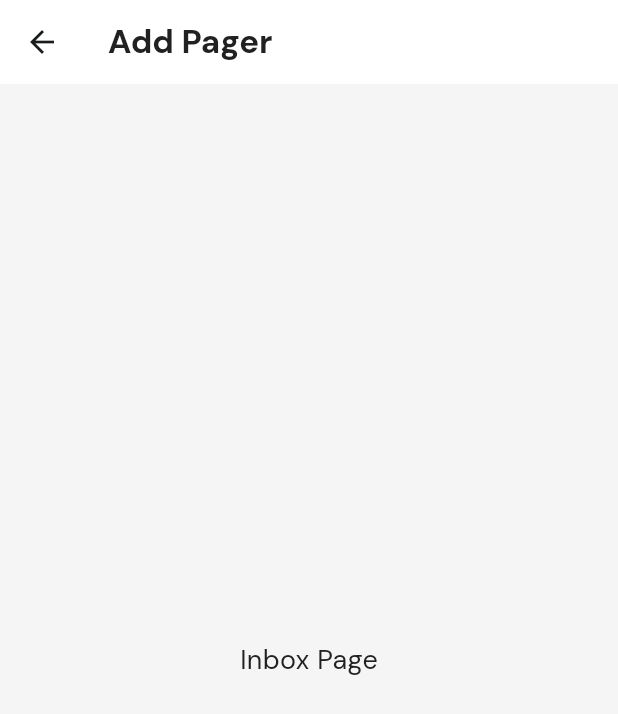
After one commit to Squad-Qwat/Mobile-Pager_Flutter, a Flutter app: the AddPagerPage screen opened directly, on a phone screen of 412 x 824 dp. The commit adds this screen. Shown: the top 714 px of the screen. Run offline on Flutter 3.47's test engine with Material 3 defaults, Android fonts, the phone set to English and light mode, and no system bars; our stand-ins replace google_fonts, iconsax_flutter.

Commit message:
What's this about: Technically undo previous commit.
Add functionality to view QR of a Pager, not that this code is a result
of a huge slicing, due to no integration to other function for now, had
to use placeholder for neccesary part of the code.

Recreate and modify Dart files and directory straight from main branch to avoid
'git pull' drama, rename the existing code base and integrate it with
the new Dart files.

```diff
--- /dev/null
+++ b/lib/core/constants/app_routes.dart
@@ -0,0 +1,9 @@
+class AppRoutes {
+  static const String home = '/';
+  static const String qrView = '/qr-view';
+  static const String pagerHistory = '/pager-history';
+  static const String addPager = '/add-pager';
+  static const String qrViewDetail = '/qr-view-detail';
+
+  AppRoutes._();
+}
--- a/lib/features/QRView/presentation/page/page.dart
+++ b/lib/features/QRView/presentation/page/page.dart
@@ -1,2 +1,3 @@
 // Untuk jaga-jaga
-export 'qrview.dart';
+export 'qr_view_detail_page.dart';
+export 'qr_view_page.dart';
--- /dev/null
+++ b/lib/features/add_pager_page/presentation/add_pager_page.dart
@@ -0,0 +1,32 @@
+import 'dart:ui';
+
+import 'package:flutter/material.dart';
+import 'package:google_fonts/google_fonts.dart';
+import 'package:mobile_pager_flutter/core/theme/app_color.dart';
+
+class AddPagerPage extends StatelessWidget {
+  const AddPagerPage({super.key});
+
+  @override
+  Widget build(BuildContext context) {
+    return Scaffold(
+      appBar: AppBar(
+        title: Text(
+          'Add Pager',
+          style: GoogleFonts.dmSans(
+            fontWeight: FontWeight.bold,
+            color: AppColor.textPrimary,
+          ),
+        ),
+        backgroundColor: AppColor.white,
+        elevation: 0,
+      ),
+      body: Center(
+        child: Text(
+          'Inbox Page',
+          style: GoogleFonts.dmSans(fontSize: 18, color: AppColor.textPrimary),
+        ),
+      ),
+    );
+  }
+}
```
Also changed, not shown: lib/core/theme/app_padding.dart (added, +8 -0 lines), lib/features/QRView/presentation/page/qr_view_detail_page.dart (renamed from lib/features/QRView/presentation/page/qrview.dart, +34 -32 lines), lib/features/QRView/presentation/page/qr_view_page.dart (added, +107 -0 lines), lib/features/pager_history/presentation/pager_history_page.dart (added, +32 -0 lines).
